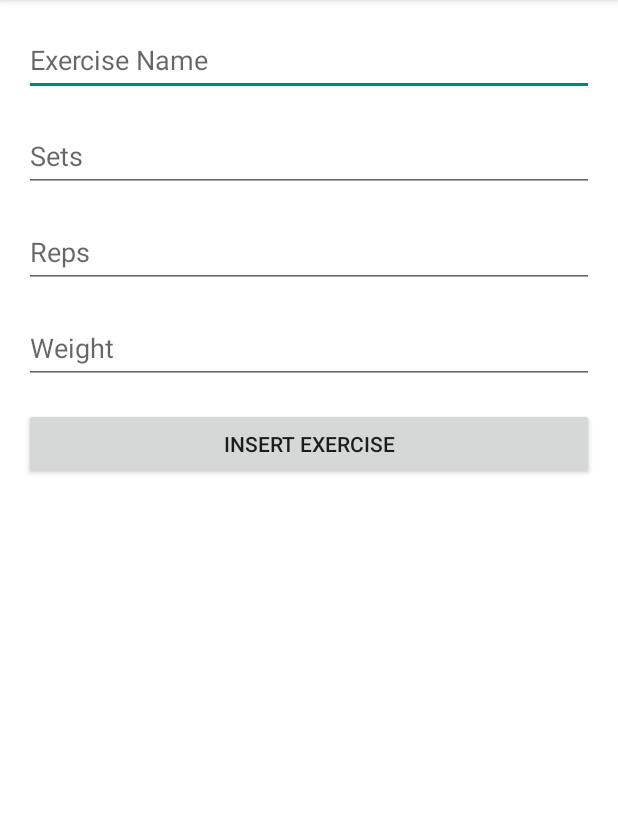
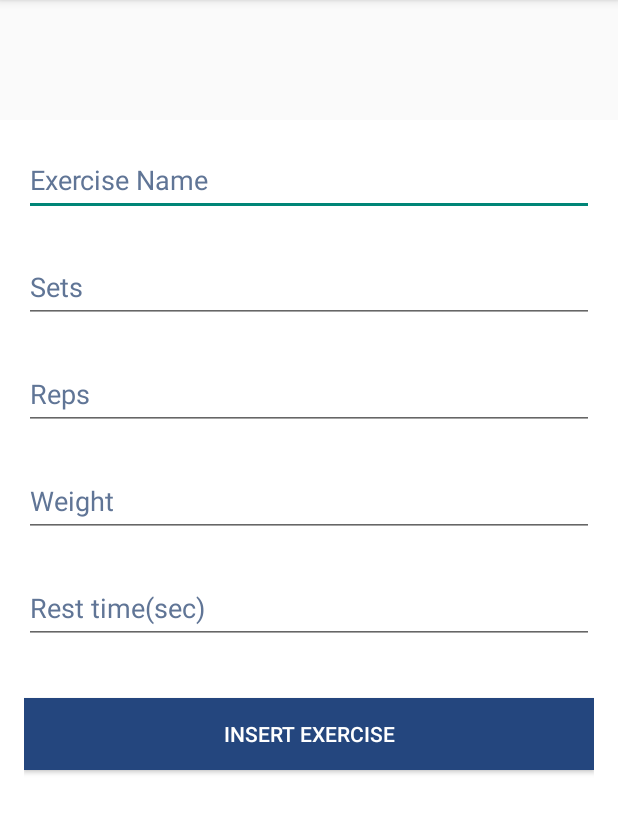
Before and after one commit to giries1/ShapeUp, an Android app: the insertExercise screen opened directly, with no data from a screen before it, on a phone screen of 412 x 824 dp, the part 84-918 px from its top. Run offline under Robolectric (Android 15) with nearby library versions, the phone set to English and light mode, and no system bars.

Commit message:
pages + frag

```diff
--- a/app/src/main/AndroidManifest.xml
+++ b/app/src/main/AndroidManifest.xml
@@ -12,6 +12,9 @@
         android:supportsRtl="true"
         android:theme="@style/Theme.MyApplication"
         tools:targetApi="31">
+        <activity
+            android:name=".ViewData"
+            android:exported="false" />
         <activity
             android:name=".insertExercise"
             android:exported="false" />
--- a/app/src/main/java/com/example/myapplication/SignUp.java
+++ b/app/src/main/java/com/example/myapplication/SignUp.java
@@ -10,5 +10,7 @@ public class SignUp extends AppCompatActivity {
     protected void onCreate(Bundle savedInstanceState) {
         super.onCreate(savedInstanceState);
         setContentView(R.layout.activity_sign_up);
+
+
     }
 }
--- a/app/src/main/java/com/example/myapplication/insertExercise.java
+++ b/app/src/main/java/com/example/myapplication/insertExercise.java
@@ -2,13 +2,98 @@ package com.example.myapplication;
 
 import androidx.appcompat.app.AppCompatActivity;
 
+import android.content.ContentValues;
+import android.database.sqlite.SQLiteDatabase;
 import android.os.Bundle;
+import android.view.View;
+import android.widget.Button;
+import android.widget.EditText;
+import android.widget.Toast;
 
 public class insertExercise extends AppCompatActivity {
+
+    HelperDB hlp;
+    SQLiteDatabase db;
+    EditText exerciseNameEditText,setsEditText,repsEditText,weightEditText,restSecsEditText;
+    String stExerciseName,stSets,stReps,stWeight,stRestTime;
+    WorkoutPlan wp;
+    int exSets;
+    int exReps;
+    int exRestTime;
+    double exWeight;
+
+    Button insertExerciseButton;
+
+
+
 
     @Override
     protected void onCreate(Bundle savedInstanceState) {
         super.onCreate(savedInstanceState);
         setContentView(R.layout.activity_insert_exercise);
+
+        exerciseNameEditText=findViewById(R.id.exerciseNameEditText);
+        setsEditText=findViewById(R.id.setsEditText);
+        repsEditText=findViewById(R.id.repsEditText);
+        weightEditText=findViewById(R.id.weightEditText);
+        restSecsEditText=findViewById(R.id.restSecsEditText);
+
+        hlp = new HelperDB(getApplicationContext());
+        db=hlp.getWritableDatabase();
+        db.close();
+
+        insertExerciseButton=findViewById(R.id.insertExerciseButton);
+        insertExerciseButton.setOnClickListener(new View.OnClickListener() {
+            @Override
+            public void onClick(View view) {
+                insetExerciseData();
+
+            }
+        });
+
     }
+
+public void insetExerciseData(){
+
+        stExerciseName=exerciseNameEditText.getText().toString();
+        stReps=repsEditText.getText().toString();
+        stSets=setsEditText.getText().toString();
+        stWeight=weightEditText.getText().toString();
+        stRestTime=restSecsEditText.getText().toString();
+
+        exSets=Integer.parseInt(stSets);
+        exReps=Integer.parseInt(stReps);
+        exRestTime=Integer.parseInt(stRestTime);
+        exWeight=Double.parseDouble(stWeight);
+
+        wp = new WorkoutPlan(stExerciseName,exSets,exReps,exWeight,exRestTime);
+
+        hlp=new HelperDB(getApplicationContext());
+        db=hlp.getWritableDatabase();
+        ContentValues cv=new ContentValues();
+        cv.put(hlp.ExerciseName,wp.getExerciseName());
+        cv.put(hlp.Reps,wp.getReps());
+        cv.put(hlp.Sets,wp.getSets());
+        cv.put(hlp.Weight,wp.getWeight());
+        cv.put(hlp.RestSecs,wp.getRestSecs());
+        db.insert(HelperDB.WorkoutPlan_Table,null,cv);
+        db.close();
+        exerciseNameEditText.setText("");
+        restSecsEditText.setText("");
+        repsEditText.setText("");
+        weightEditText.setText("");
+        setsEditText.setText("");
+
+    Toast.makeText(this,"A new exercise have been added to your workout",Toast.LENGTH_LONG).show();
+
+
+
 }
+
+
+
+
+
+
+
+}
--- a/app/src/main/res/layout/activity_insert_exercise.xml
+++ b/app/src/main/res/layout/activity_insert_exercise.xml
@@ -8,6 +8,7 @@
     android:orientation="vertical"
     android:padding="16dp"
     android:background="@android:color/background_light"
+    android:layout_marginTop="80dp"
     tools:context=".MainActivity">
 
     <EditText
@@ -16,6 +17,7 @@
         android:layout_height="wrap_content"
         android:layout_marginBottom="16dp"
         android:hint="Exercise Name"
+        android:textColorHint="#607596"
         android:minHeight="48dp" />
 
     <EditText
@@ -24,6 +26,9 @@
         android:layout_height="wrap_content"
         android:layout_marginBottom="16dp"
         android:hint="Sets"
+        android:inputType="number"
+        android:textColorHint="#607596"
+        android:layout_marginTop="7dp"
         android:minHeight="48dp" />
 
     <EditText
@@ -32,6 +37,9 @@
         android:layout_height="wrap_content"
         android:layout_marginBottom="16dp"
         android:hint="Reps"
+        android:inputType="number"
+        android:textColorHint="#607596"
+        android:layout_marginTop="7dp"
         android:minHeight="48dp" />
 
     <EditText
@@ -40,12 +48,30 @@
         android:layout_height="wrap_content"
         android:layout_marginBottom="16dp"
         android:hint="Weight"
+        android:inputType="numberDecimal"
+        android:textColorHint="#607596"
+        android:layout_marginTop="7dp"
+        android:minHeight="48dp" />
+
+    <EditText
+        android:id="@+id/restSecsEditText"
+        android:layout_width="match_parent"
+        android:layout_height="wrap_content"
+        android:layout_marginBottom="16dp"
+        android:hint="Rest time(sec)"
+        android:inputType="number"
+        android:textColorHint="#607596"
+        android:layout_marginTop="7dp"
         android:minHeight="48dp" />
 
     <Button
+        android:layout_marginTop="20dp"
+        android:background="#24467E"
+        android:textColor="@color/white"
         android:layout_width="match_parent"
         android:layout_height="wrap_content"
         android:text="Insert Exercise"
+        android:onClick="insetExerciseData"
         android:id="@+id/insertExerciseButton"/>
 
 </LinearLayout>
```
Also changed, not shown: app/src/main/java/com/example/myapplication/HelperDB.java (+14 -22 lines), app/src/main/java/com/example/myapplication/Workout.java (+44 -0 lines), app/src/main/java/com/example/myapplication/WorkoutPlan.java (+22 -1 lines), app/src/main/res/layout/activity_workout.xml (+43 -2 lines).
